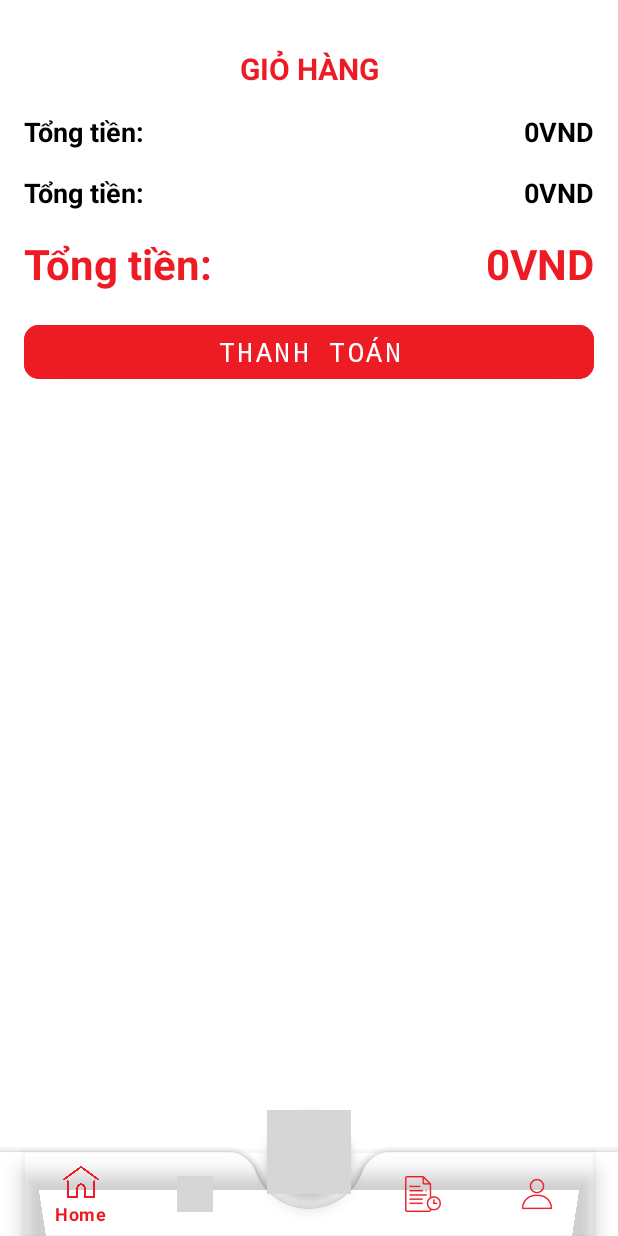
After one commit to hoangvbm2808/LTDD2001_Nhom14, an Android app: the CartActivity screen opened directly, with no data from a screen before it, on a phone screen of 412 x 824 dp. The commit adds this screen. Run offline under Robolectric (Android 15) with nearby library versions, the phone set to English and light mode, and no system bars; grey boxes are pictures that could not be loaded.

Commit message:
Button add and cart activity

```diff
--- a/app/src/main/AndroidManifest.xml
+++ b/app/src/main/AndroidManifest.xml
@@ -17,9 +17,12 @@
         android:usesCleartextTraffic="true"
         tools:targetApi="31">
         <activity
+            android:name=".CartActivity"
+            android:exported="false" />
+        <activity
             android:name=".SearchActivity"
-            android:windowSoftInputMode="adjustResize"
-            android:exported="false" />
+            android:exported="false"
+            android:windowSoftInputMode="adjustResize" />
         <activity
             android:name=".FormRegister"
             android:exported="false" />
--- /dev/null
+++ b/app/src/main/java/com/example/farmmarket/CartActivity.java
@@ -0,0 +1,18 @@
+package com.example.farmmarket;
+
+import androidx.appcompat.app.AppCompatActivity;
+import androidx.recyclerview.widget.RecyclerView;
+
+import android.os.Bundle;
+
+public class CartActivity extends AppCompatActivity {
+
+    private RecyclerView.Adapter adapter;
+    private RecyclerView recyclerView;
+//    private ManagementCart managementCart;
+    @Override
+    protected void onCreate(Bundle savedInstanceState) {
+        super.onCreate(savedInstanceState);
+        setContentView(R.layout.activity_cart);
+    }
+}
--- a/app/src/main/java/com/example/farmmarket/ProductAdaptor.java
+++ b/app/src/main/java/com/example/farmmarket/ProductAdaptor.java
@@ -3,6 +3,7 @@ package com.example.farmmarket;
 import android.view.LayoutInflater;
 import android.view.View;
 import android.view.ViewGroup;
+import android.widget.Button;
 import android.widget.ImageView;
 import android.widget.TextView;
 
@@ -27,6 +28,7 @@ public class ProductAdaptor extends RecyclerView.Adapter<ProductAdaptor.ViewHold
     @Override
     public ProductAdaptor.ViewHolder onCreateViewHolder(@NonNull ViewGroup parent, int viewType) {
         View inflate = LayoutInflater.from(parent.getContext()).inflate(R.layout.viewholder_product,parent, false);
+
         return new ProductAdaptor.ViewHolder(inflate);
     }
 
@@ -60,11 +62,13 @@ public class ProductAdaptor extends RecyclerView.Adapter<ProductAdaptor.ViewHold
         TextView name;
         TextView price;
         ImageView pic;
+        Button btnAdd;
         public ViewHolder(@NonNull View itemView) {
             super(itemView);
             pic=itemView.findViewById(R.id.productPic);
             name=itemView.findViewById(R.id.productName);
             price=itemView.findViewById(R.id.productPrice);
+            btnAdd=itemView.findViewById(R.id.btnAdd);
         }
     }
 }
--- /dev/null
+++ b/app/src/main/res/layout/activity_cart.xml
@@ -0,0 +1,183 @@
+<?xml version="1.0" encoding="utf-8"?>
+<androidx.constraintlayout.widget.ConstraintLayout xmlns:android="http://schemas.android.com/apk/res/android"
+    xmlns:app="http://schemas.android.com/apk/res-auto"
+    xmlns:tools="http://schemas.android.com/tools"
+    android:layout_width="match_parent"
+    android:layout_height="match_parent"
+    tools:context=".CartActivity">
+
+    <ScrollView
+        android:id="@+id/scrollView2"
+        android:layout_width="match_parent"
+        android:layout_height="match_parent">
+
+        <LinearLayout
+            android:layout_width="match_parent"
+            android:layout_height="match_parent"
+            android:orientation="vertical">
+
+            <TextView
+                android:layout_width="match_parent"
+                android:layout_height="wrap_content"
+                android:layout_marginTop="32dp"
+                android:text="GIỎ HÀNG"
+                android:textAlignment="center"
+                android:textColor="#ed1c24"
+                android:textSize="20sp"
+                android:textStyle="bold" />
+
+            <androidx.recyclerview.widget.RecyclerView
+                android:layout_width="match_parent"
+                android:layout_height="match_parent" />
+
+            <LinearLayout
+                android:layout_width="match_parent"
+                android:layout_height="match_parent"
+                android:layout_marginStart="16dp"
+                android:layout_marginTop="16dp"
+                android:layout_marginEnd="16dp"
+                android:layout_marginBottom="8dp"
+                android:orientation="horizontal">
+
+                <TextView
+                    android:id="@+id/textViewTotalItem"
+                    android:layout_width="wrap_content"
+                    android:layout_height="wrap_content"
+                    android:layout_weight="1"
+                    android:text="Tổng tiền: "
+                    android:textColor="#000000"
+                    android:textSize="18sp"
+                    android:textStyle="bold" />
+
+                <TextView
+                    android:id="@+id/txtTotalItem"
+                    android:layout_width="wrap_content"
+                    android:layout_height="wrap_content"
+                    android:text="0VND"
+                    android:textColor="#000000"
+                    android:textSize="18sp"
+                    android:textStyle="bold" />
+            </LinearLayout>
+
+            <LinearLayout
+                android:layout_width="match_parent"
+                android:layout_height="match_parent"
+                android:layout_marginStart="16dp"
+                android:layout_marginTop="8dp"
+                android:layout_marginEnd="16dp"
+                android:layout_marginBottom="8dp"
+                android:orientation="horizontal">
+
+                <TextView
+                    android:id="@+id/textViewTax"
+                    android:layout_width="wrap_content"
+                    android:layout_height="wrap_content"
+                    android:layout_weight="1"
+                    android:text="Tổng tiền: "
+                    android:textColor="#000000"
+                    android:textSize="18sp"
+                    android:textStyle="bold" />
+
+                <TextView
+                    android:id="@+id/txtTax"
+                    android:layout_width="wrap_content"
+                    android:layout_height="wrap_content"
+                    android:text="0VND"
+                    android:textColor="#000"
+                    android:textSize="18sp"
+                    android:textStyle="bold" />
+            </LinearLayout>
+
+            <LinearLayout
+                android:layout_width="match_parent"
+                android:layout_height="match_parent"
+                android:layout_marginStart="16dp"
+                android:layout_marginTop="8dp"
+                android:layout_marginEnd="16dp"
+                android:layout_marginBottom="8dp"
+                android:orientation="horizontal">
+
+                <TextView
+                    android:id="@+id/textTotal"
+                    android:layout_width="wrap_content"
+                    android:layout_height="wrap_content"
+                    android:layout_weight="1"
+                    android:text="Tổng tiền: "
+                    android:textColor="#ed1c24"
+                    android:textSize="28sp"
+                    android:textStyle="bold" />
+
+                <TextView
+                    android:id="@+id/txtTotal"
+                    android:layout_width="wrap_content"
+                    android:layout_height="wrap_content"
+                    android:text="0VND"
+                    android:textColor="#ed1c24"
+                    android:textSize="28sp"
+                    android:textStyle="bold" />
+            </LinearLayout>
+
+            <LinearLayout
+                android:layout_width="match_parent"
+                android:layout_height="match_parent"
+                android:layout_marginStart="16dp"
+                android:layout_marginTop="8dp"
+                android:layout_marginEnd="16dp"
+                android:layout_marginBottom="8dp"
+                android:orientation="horizontal">
+
+                <Button
+                    android:layout_width="match_parent"
+                    android:layout_height="wrap_content"
+                    android:backgroundTint="#ed1c24"
+                    android:fontFamily="monospace"
+                    android:text="THANH TOÁN"
+                    android:textSize="18sp"
+                    app:cornerRadius="10dp" />
+            </LinearLayout>
+        </LinearLayout>
+    </ScrollView>
+
+    <androidx.coordinatorlayout.widget.CoordinatorLayout
+        android:layout_width="match_parent"
+        android:layout_height="85dp"
+        android:layout_alignParentBottom="true"
+        app:layout_constraintBottom_toBottomOf="@+id/scrollView2"
+        app:layout_constraintEnd_toEndOf="@+id/scrollView2"
+        app:layout_constraintStart_toStartOf="@+id/scrollView2">
+
+        <com.google.android.material.bottomappbar.BottomAppBar
+            android:id="@+id/bottomAppBar"
+            android:layout_width="match_parent"
+            android:layout_height="wrap_content"
+            android:layout_gravity="bottom"
+            app:fabCradleMargin="10dp"
+            app:fabCradleRoundedCornerRadius="20dp"
+            tools:ignore="VisualLintBottomAppBar">
+
+            <com.google.android.material.bottomnavigation.BottomNavigationView
+                android:id="@+id/bottomNavView"
+                android:layout_width="match_parent"
+                android:layout_height="match_parent"
+                android:layout_marginEnd="16dp"
+                android:background="@android:color/transparent"
+                app:itemIconTint="@color/colorPrimary"
+                app:itemTextColor="@color/colorPrimary"
+                app:menu="@menu/bottom_nav_menu"
+                tools:ignore="VisualLintBottomNav" />
+
+        </com.google.android.material.bottomappbar.BottomAppBar>
+
+
+        <com.google.android.material.floatingactionbutton.FloatingActionButton
+            android:id="@+id/myFab"
+            android:layout_width="wrap_content"
+            android:layout_height="wrap_content"
+            android:importantForAccessibility="no"
+            android:src="@drawable/camera"
+            app:backgroundTint="#ed1c24"
+            app:layout_anchor="@id/bottomAppBar" />
+
+    </androidx.coordinatorlayout.widget.CoordinatorLayout>
+
+</androidx.constraintlayout.widget.ConstraintLayout>
--- a/app/src/main/res/layout/viewholder_product.xml
+++ b/app/src/main/res/layout/viewholder_product.xml
@@ -4,7 +4,7 @@
     xmlns:tools="http://schemas.android.com/tools"
     android:id="@+id/mainLayout"
     android:layout_width="180dp"
-    android:layout_height="250dp"
+    android:layout_height="wrap_content"
     android:layout_margin="8dp">
 
     <ImageView
@@ -27,32 +27,40 @@
         android:id="@+id/productName"
         android:layout_width="wrap_content"
         android:layout_height="wrap_content"
-        android:layout_marginTop="8dp"
-        android:layout_marginBottom="5dp"
+        android:layout_marginTop="5dp"
         android:singleLine="true"
         android:text="TextView"
         android:textAlignment="center"
         android:textColor="#000"
         android:textSize="20sp"
         android:textStyle="bold"
-        app:layout_constraintBottom_toBottomOf="parent"
         app:layout_constraintEnd_toEndOf="@+id/productPic"
         app:layout_constraintStart_toStartOf="@+id/productPic"
-        app:layout_constraintTop_toBottomOf="@+id/productPic"
-        app:layout_constraintVertical_bias="0.0" />
+        app:layout_constraintTop_toBottomOf="@+id/productPic" />
 
     <TextView
         android:id="@+id/productPrice"
         android:layout_width="wrap_content"
         android:layout_height="wrap_content"
-        android:layout_marginTop="10dp"
-        android:layout_marginBottom="10dp"
+        android:layout_marginTop="5dp"
         android:text="TextView"
         android:textAlignment="center"
         android:textColor="#000"
         android:textSize="18sp"
-        app:layout_constraintBottom_toBottomOf="parent"
         app:layout_constraintEnd_toEndOf="parent"
-        app:layout_constraintStart_toStartOf="parent"
+        app:layout_constraintStart_toStartOf="@+id/productPic"
         app:layout_constraintTop_toBottomOf="@+id/productName" />
+
+    <Button
+        android:id="@+id/btnAdd"
+        android:layout_width="wrap_content"
+        android:layout_height="wrap_content"
+        android:layout_marginTop="5dp"
+        android:backgroundTint="#ed1c24"
+        android:text="Thêm"
+        app:icon="@drawable/outline_shopping_cart_24"
+        app:layout_constraintEnd_toEndOf="parent"
+        app:layout_constraintStart_toStartOf="@+id/productPic"
+        app:layout_constraintTop_toBottomOf="@+id/productPrice" />
+
 </androidx.constraintlayout.widget.ConstraintLayout>
```
